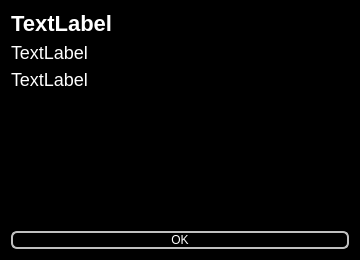
Qt form qute/app/aboutbox.ui (wiesiek88/qt2) before a commit.
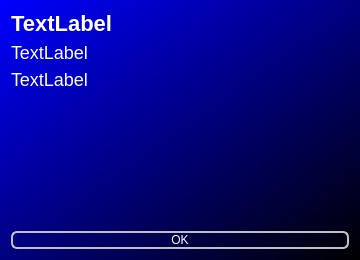
The same form after that commit.

Commit message: poprawka interfejsu aboutbox

```diff
--- a/qute/app/aboutbox.ui
+++ b/qute/app/aboutbox.ui
@@ -49,7 +49,7 @@
 }
 
 QDialog {
-    background-color: black;
+    background-color: QLinearGradient(x1: 0, y1: 0, x2: 1, y2:1, stop: 0 blue, stop: 1 black);
 }
 
 * {
```
The commit also changes 1 other file.
